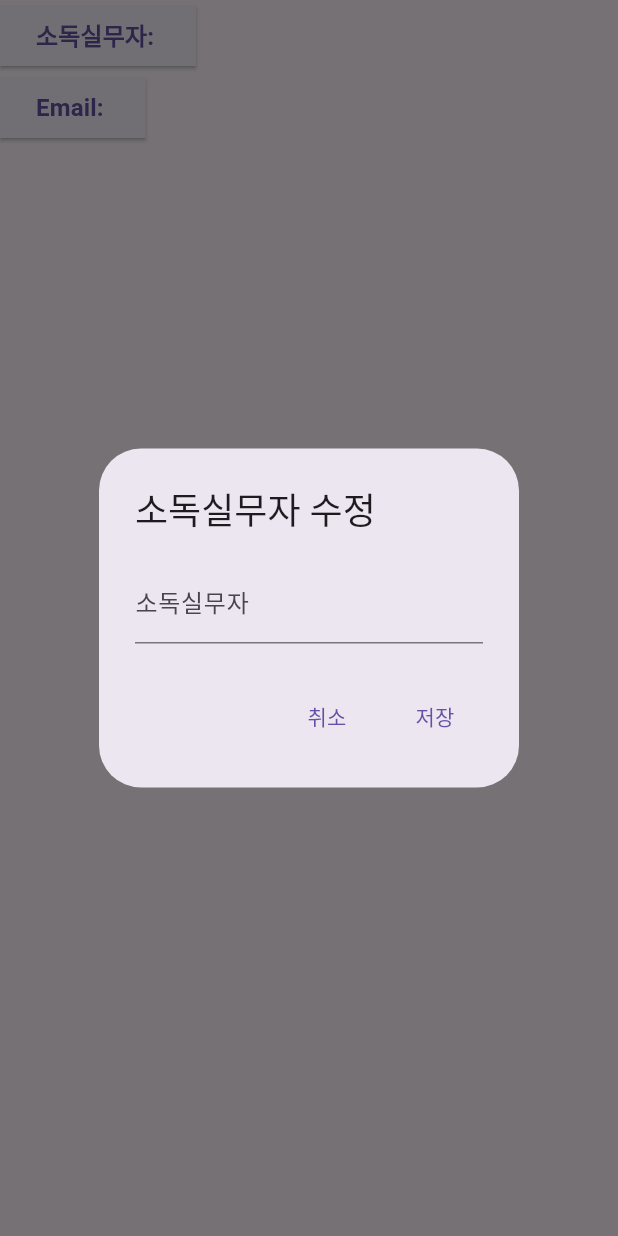
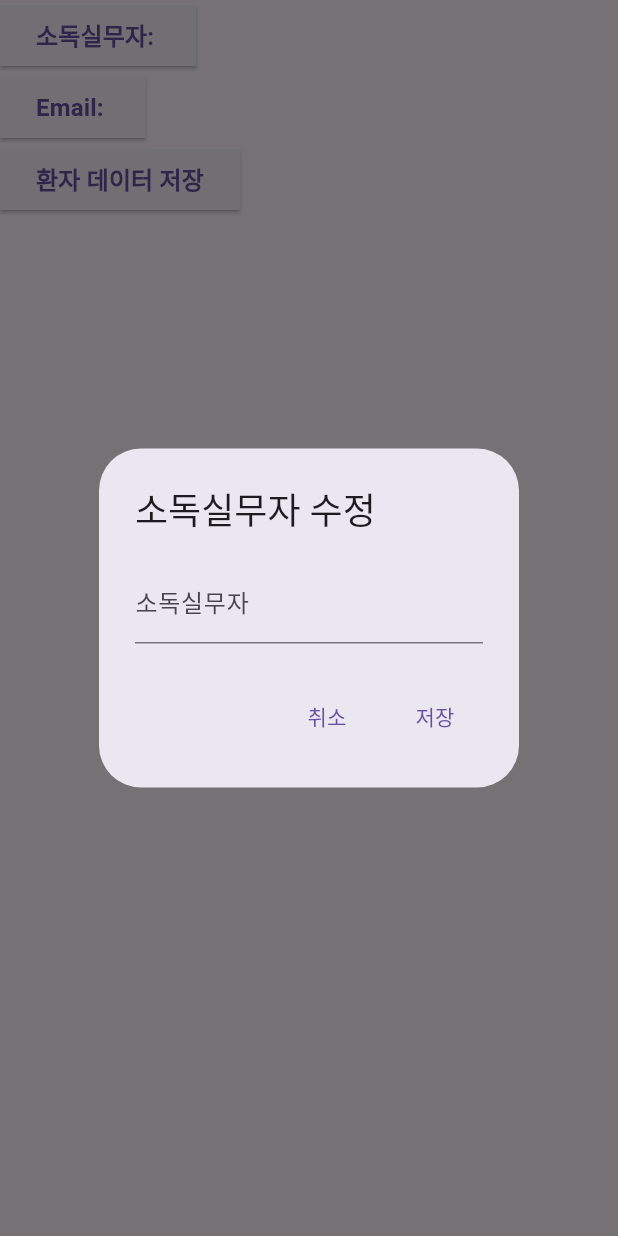
Before and after one commit to kimshinil79/ansung_endo, a Flutter app: the SettingsPage screen opened directly, after a tap on "소독실무자:", on a phone screen of 412 x 824 dp. Run offline on Flutter 3.47's test engine with Material 3 defaults, Android fonts, the phone set to English and light mode, and no system bars; our stand-ins replace camera, cloud_firestore, firebase_core, shared_preferences; missing offline and left inert: flutter_email_sender, google_ml_kit, syncfusion_flutter_xlsio; accounts and stored records are empty.

Commit message:
최종 커밋

```diff
--- a/lib/tabs/settings.dart
+++ b/lib/tabs/settings.dart
@@ -1,7 +1,10 @@
+import 'dart:convert';
+import 'dart:io';
 import 'package:ansung_endo/tabs/washing_room.dart';
 import 'package:flutter/material.dart';
 import 'package:shared_preferences/shared_preferences.dart';
 import 'package:cloud_firestore/cloud_firestore.dart';
+import 'package:path_provider/path_provider.dart';
 
 class SettingsPage extends StatefulWidget {
   @override
@@ -83,7 +86,21 @@ class _SettingsPageState extends State<SettingsPage> {
     );
   }
 
+  _savePatientsData() async {
+    try {
+      QuerySnapshot querySnapshot = await FirebaseFirestore.instance.collection('patients').get();
+      List<Map<String, dynamic>> patients = querySnapshot.docs.map((doc) => doc.data() as Map<String, dynamic>).toList();
+      String jsonPatients = jsonEncode(patients);
 
+      Directory directory = await getApplicationDocumentsDirectory();
+      File file = File('${directory.path}/patients.json');
+      await file.writeAsString(jsonPatients);
+
+      ScaffoldMessenger.of(context).showSnackBar(SnackBar(content: Text('Patients data saved as JSON.')));
+    } catch (e) {
+      ScaffoldMessenger.of(context).showSnackBar(SnackBar(content: Text('Failed to save patients data.')));
+    }
+  }
 
   @override
   Widget build(BuildContext context) {
@@ -126,23 +143,23 @@ class _SettingsPageState extends State<SettingsPage> {
                   ),
                 ),
               ),
-            // ElevatedButton(
-            //     onPressed: () async{
-            //       FirebaseFirestore firestore = FirebaseFirestore.instance;
-            //       DocumentReference docRef = firestore.collection('scopes').doc('CSF');
-            //       try {
-            //         // 'GSF' 문서의 'GSF' 필드를 GSFmachine Map으로 업데이트합니다.
-            //         await docRef.update({
-            //           'CSF': CSFmachine, // 전체 Map을 'GSF' 필드에 저장
-            //         });
-            //
-            //         print("GSF Machine data updated successfully.");
-            //       } catch(e) {
-            //         print (e);
-            //       }
-            //     },
-            //     child: Text('내시경 종류 추가/삭제'),
-            // )
+              ElevatedButton(
+                onPressed: _savePatientsData,
+                child: Text(
+                  '환자 데이터 저장',
+                  style: TextStyle(
+                    fontWeight: FontWeight.bold,
+                    fontSize: 16,
+                  ),
+                ),
+                style: ButtonStyle(
+                  shape: MaterialStateProperty.all<RoundedRectangleBorder>(
+                    RoundedRectangleBorder(
+                      borderRadius: BorderRadius.zero, // 모서리를 둥글지 않게 설정
+                    ),
+                  ),
+                ),
+              ),
             ],
           ),
         )
--- a/pubspec.yaml
+++ b/pubspec.yaml
@@ -38,7 +38,7 @@ dependencies:
   cupertino_icons: ^1.0.2
   flutter_email_sender: ^6.0.2
   excel: ^4.0.2
-  path_provider: ^2.1.2
+  path_provider: ^2.1.3
   syncfusion_flutter_xlsio: ^25.1.35
   shared_preferences: ^2.2.2
   intl: ^0.18.0
```
Also changed, not shown: pubspec.lock. Lines whose indentation alone changed are shown as unchanged.
